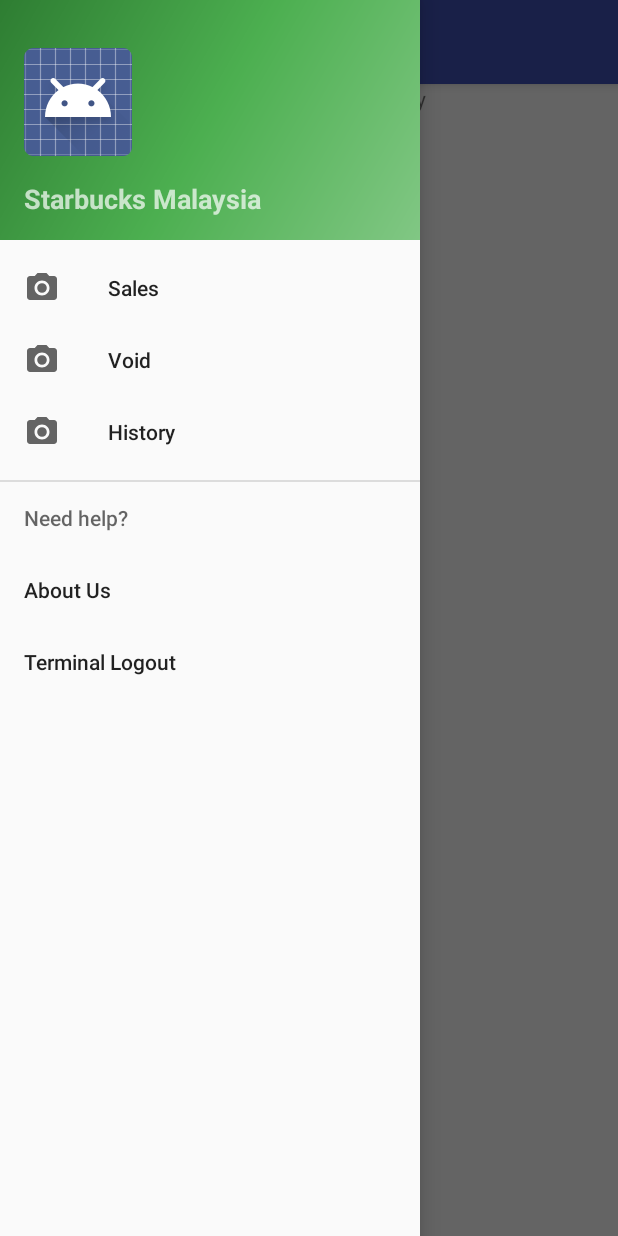
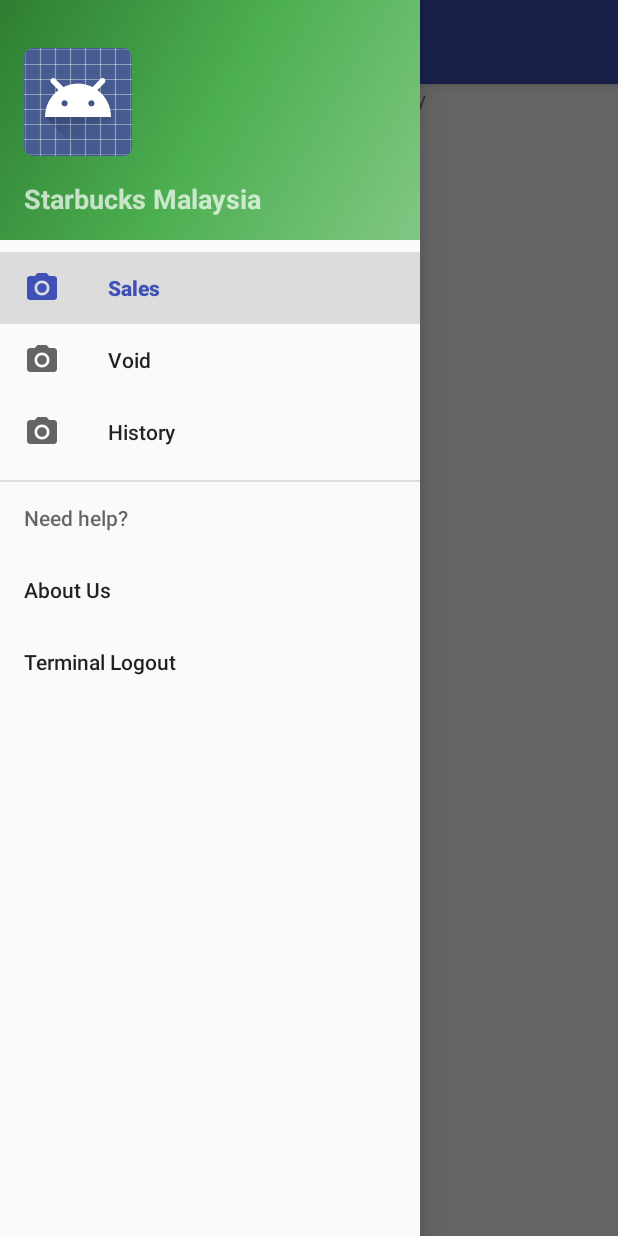
Before and after one commit to payex-plt/PayexAndroid, an Android app: the MainActivity screen opened directly, with no data from a screen before it, with the side drawer open, on a phone screen of 412 x 824 dp. Run offline under Robolectric (Android 15) with nearby library versions, the phone set to English and light mode, and no system bars; our stand-ins replace ButterKnife; libraries missing offline, so code that uses them is left out: eu.davidea.flexibleadapter, me.zhanghai.android, org.chromium.customtabsclient.

```diff
--- a/app/build.gradle
+++ b/app/build.gradle
@@ -35,6 +35,7 @@ dependencies {
     //compile 'com.roughike:bottom-bar:2.0.2'
     compile 'eu.davidea:flexible-adapter:5.0.0-b8'
     compile 'com.github.renaudcerrato:ViewPagerIndicator:2.4.1-gradle'
+    compile 'me.zhanghai.android.customtabshelper:library:1.0.3'
 
     compile 'com.jakewharton:butterknife:8.4.0'
     apt 'com.jakewharton:butterknife-compiler:8.4.0'
--- a/app/src/main/java/io/payex/android/ui/BaseActivity.java
+++ b/app/src/main/java/io/payex/android/ui/BaseActivity.java
@@ -5,6 +5,7 @@ import android.support.annotation.IdRes;
 import android.support.v4.app.Fragment;
 import android.support.v4.app.FragmentTransaction;
 import android.support.v7.app.AppCompatActivity;
+import android.text.TextUtils;
 
 
 public class BaseActivity extends AppCompatActivity {
@@ -26,12 +27,18 @@ public class BaseActivity extends AppCompatActivity {
     }
 
     protected void changeFragment(@IdRes int containerViewId, Fragment fragment) {
+        changeFragment(containerViewId, fragment, null);
+    }
+
+    protected void changeFragment(@IdRes int containerViewId, Fragment fragment, String addToBackStack) {
         FragmentTransaction ft = getSupportFragmentManager().beginTransaction();
 
         // Replace whatever is in the fragment_container mRootView with this fragment,
         // and add the transaction to the back stack so the user can navigate back
         ft.replace(containerViewId, fragment);
-        ft.addToBackStack(null);
+        if (!TextUtils.isEmpty(addToBackStack)) {
+            ft.addToBackStack(null);
+        }
 
         // Commit the transaction
         ft.commit();
--- a/app/src/main/java/io/payex/android/ui/MainActivity.java
+++ b/app/src/main/java/io/payex/android/ui/MainActivity.java
@@ -1,6 +1,11 @@
 package io.payex.android.ui;
 
+import android.app.Activity;
+import android.content.ActivityNotFoundException;
+import android.content.Intent;
+import android.net.Uri;
 import android.os.Bundle;
+import android.support.customtabs.CustomTabsIntent;
 import android.support.design.widget.Snackbar;
 import android.util.Log;
 import android.support.design.widget.NavigationView;
@@ -9,7 +14,11 @@ import android.support.v4.widget.DrawerLayout;
 import android.support.v7.app.ActionBarDrawerToggle;
 import android.support.v7.widget.Toolbar;
 import android.view.MenuItem;
+import android.widget.Toast;
 
+import org.chromium.customtabsclient.CustomTabsActivityHelper;
+
+import butterknife.BindColor;
 import butterknife.BindView;
 import butterknife.ButterKnife;
 import eu.davidea.flexibleadapter.items.IFlexible;
@@ -20,15 +29,38 @@ import io.payex.android.ui.sale.SaleFragment;
 import io.payex.android.ui.sale.history.SaleHistoryFragment;
 import io.payex.android.ui.sale.history.SaleHistoryItem;
 import io.payex.android.ui.sale.history.SaleSlipActivity;
+import me.zhanghai.android.customtabshelper.CustomTabsHelperFragment;
 
 public class MainActivity extends BaseActivity
         implements NavigationView.OnNavigationItemSelectedListener,
         SaleHistoryFragment.OnListFragmentInteractionListener,
         SaleFragment.OnFragmentInteractionListener {
 
+    private static final Uri PROJECT_URI = Uri.parse(
+            "https://www.google.com");
+
+    private final CustomTabsActivityHelper.CustomTabsFallback mCustomTabsFallback =
+            new CustomTabsActivityHelper.CustomTabsFallback() {
+                @Override
+                public void openUri(Activity activity, Uri uri) {
+//                    Snackbar.make(mDrawer, "Fallback", Snackbar.LENGTH_LONG).show();
+                    try {
+                        activity.startActivity(new Intent(Intent.ACTION_VIEW, uri));
+                    } catch (ActivityNotFoundException e) {
+                        Log.e(getLocalClassName(), "Activity not found");
+                        Snackbar.make(mDrawer, "Activity not found", Snackbar.LENGTH_LONG).show();
+                    }
+                }
+            };
+
     @BindView(R.id.toolbar) Toolbar mToolbar;
     @BindView(R.id.drawer_layout) DrawerLayout mDrawer;
     @BindView(R.id.nav_view) NavigationView mNavView;
+
+    @BindColor(R.color.colorPrimary) int mColorPrimary;
+
+    private CustomTabsHelperFragment mCustomTabsHelperFragment;
+    private CustomTabsIntent mCustomTabsIntent;
 
     @Override
     protected void onCreate(Bundle savedInstanceState) {
@@ -46,6 +78,7 @@ public class MainActivity extends BaseActivity
 
         // select the default
         onNavigationItemSelected(mNavView.getMenu().getItem(0));
+        mNavView.setCheckedItem(mNavView.getMenu().getItem(0).getItemId());
     }
 
     @Override
@@ -63,14 +96,23 @@ public class MainActivity extends BaseActivity
         int id = item.getItemId();
 
         if (id == R.id.nav_sale) {
-            changeFragment(R.id.fragment_container, SaleFragment.newInstance());
+            changeFragment(R.id.fragment_container, SaleFragment.newInstance(), null);
         } else if (id == R.id.nav_void_transaction) {
-            changeFragment(R.id.fragment_container, SaleHistoryFragment.newInstance());
+            changeFragment(R.id.fragment_container, SaleHistoryFragment.newInstance(), null);
         } else if (id == R.id.nav_sale_history) {
-            changeFragment(R.id.fragment_container, SaleHistoryFragment.newInstance());
+            changeFragment(R.id.fragment_container, SaleHistoryFragment.newInstance(), null);
         } else if (id == R.id.nav_about) {
             // todo about page
-            Snackbar.make(mDrawer, "About page under construction", Snackbar.LENGTH_LONG).show();
+//            Snackbar.make(mDrawer, "About page under construction", Snackbar.LENGTH_LONG).show();
+
+            mCustomTabsHelperFragment = CustomTabsHelperFragment.attachTo(this);
+            mCustomTabsIntent = new CustomTabsIntent.Builder()
+                    .enableUrlBarHiding()
+                    .setToolbarColor(mColorPrimary)
+                    .setShowTitle(true)
+                    .build();
+
+            CustomTabsHelperFragment.open(this, mCustomTabsIntent, PROJECT_URI, mCustomTabsFallback);
         } else if (id == R.id.nav_logout) {
             // todo clear all the cache before logout
             startActivity(LoginActivity.class, true);
```
